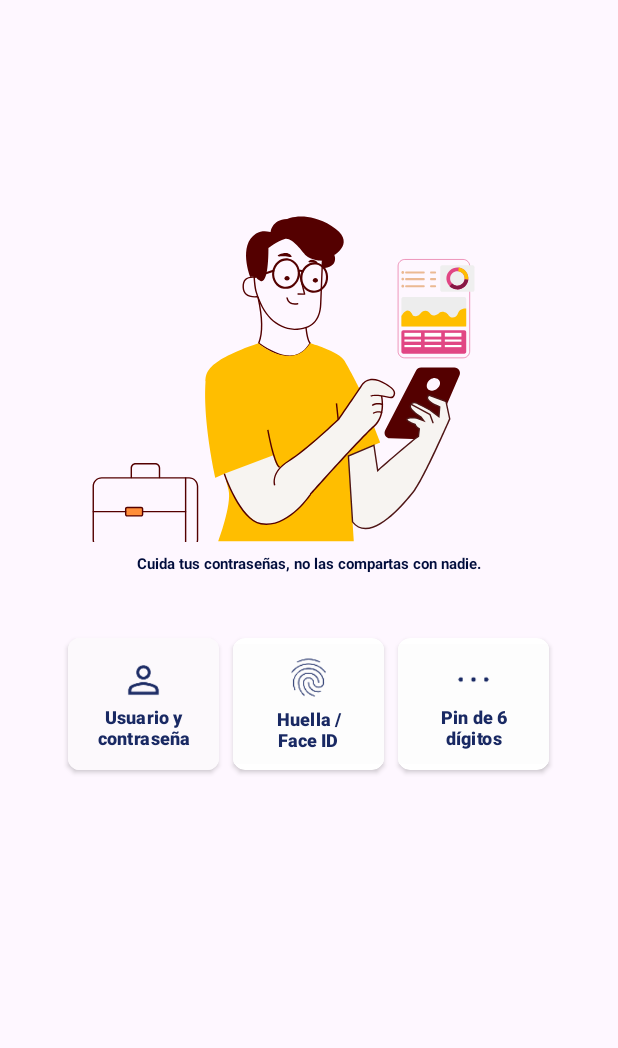
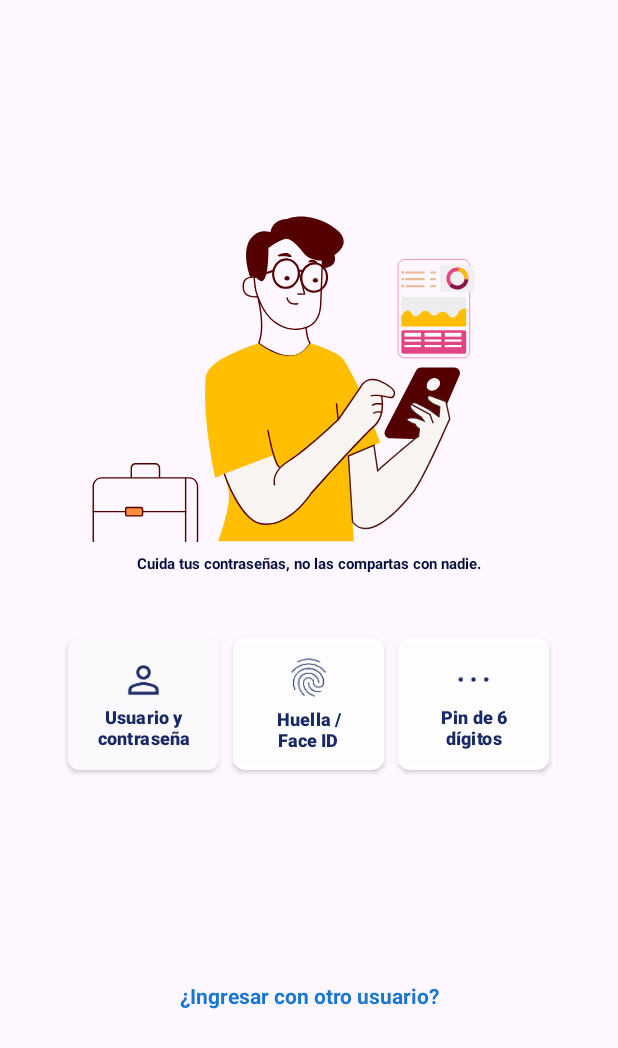
Before and after one commit to JoseLozanoMorales/Diseno-Responsivo-Inicio-de-sesion, an Android app: the screen it shows after launch (MainActivity), on a phone screen of 412 x 824 dp. Shown: the top 1048 px of the screen. Run offline under Robolectric (Android 15) with nearby library versions, the phone set to English and light mode, and no system bars.

Commit message:
Se agregó el texto "¿Ingresar con otro usuario?" también se lo hizo clickeable

```diff
--- a/app/src/main/java/com/example/tareadiseoresponsivoiniciodesesion/MainActivity.java
+++ b/app/src/main/java/com/example/tareadiseoresponsivoiniciodesesion/MainActivity.java
@@ -1,8 +1,11 @@
 package com.example.tareadiseoresponsivoiniciodesesion;
 
+import android.annotation.SuppressLint;
+import android.graphics.Color;
 import android.os.Bundle;
-import android.view.View;
+import android.view.MotionEvent;
 import android.widget.Button;
+import android.widget.TextView;
 import android.widget.Toast;
 
 import androidx.activity.EdgeToEdge;
@@ -13,6 +16,7 @@ import androidx.core.view.WindowInsetsCompat;
 
 public class MainActivity extends AppCompatActivity {
 
+    @SuppressLint("ClickableViewAccessibility")
     @Override
     protected void onCreate(Bundle savedInstanceState) {
         super.onCreate(savedInstanceState);
@@ -34,5 +38,23 @@ public class MainActivity extends AppCompatActivity {
             v.setPadding(systemBars.left, systemBars.top, systemBars.right, systemBars.bottom);
             return insets;
         });
+
+        // TextView interactivo
+        TextView loginWithOtherUser = findViewById(R.id.textView_loginWithOtherUser);
+        // Usamos un OnTouchListener para dispositivos táctiles y emuladores con mouse
+        loginWithOtherUser.setOnTouchListener ((v, event) -> {
+            switch (event.getAction()) {
+                case MotionEvent.ACTION_DOWN:
+                    // Cambiar el color cuando se toque el TextView
+                    loginWithOtherUser.setTextColor(Color.parseColor("#00B0FF")); // Celeste
+                    break;
+                case MotionEvent.ACTION_UP:
+                case MotionEvent.ACTION_CANCEL:
+                    // Restaurar el color original cuando el toque se levanta
+                    loginWithOtherUser.setTextColor(Color.parseColor("#1976D2")); // Azul original
+                    break;
+            }
+            return true;
+        });
     }
 }
--- a/app/src/main/res/layout/activity_main.xml
+++ b/app/src/main/res/layout/activity_main.xml
@@ -36,6 +36,7 @@
         app:layout_constraintTop_toBottomOf="@+id/animationView" />
 
     <RadioGroup
+        android:id="@+id/radioGroup"
         android:layout_width="350dp"
         android:layout_height="125dp"
         android:layout_marginTop="16dp"
@@ -122,4 +123,21 @@
 
     </RadioGroup>
 
+    <!-- TextView "Ingresar con otro usuario" -->
+    <TextView
+        android:id="@+id/textView_loginWithOtherUser"
+        android:layout_width="wrap_content"
+        android:layout_height="wrap_content"
+        android:layout_marginTop="112dp"
+        android:background="?android:attr/selectableItemBackground"
+        android:gravity="center"
+        android:padding="10dp"
+        android:text="¿Ingresar con otro usuario?"
+        android:textColor="#1976D2"
+        android:textSize="14sp"
+        android:textStyle="bold"
+        app:layout_constraintEnd_toEndOf="parent"
+        app:layout_constraintStart_toStartOf="parent"
+        app:layout_constraintTop_toBottomOf="@id/radioGroup" />
+
 </androidx.constraintlayout.widget.ConstraintLayout>
```
